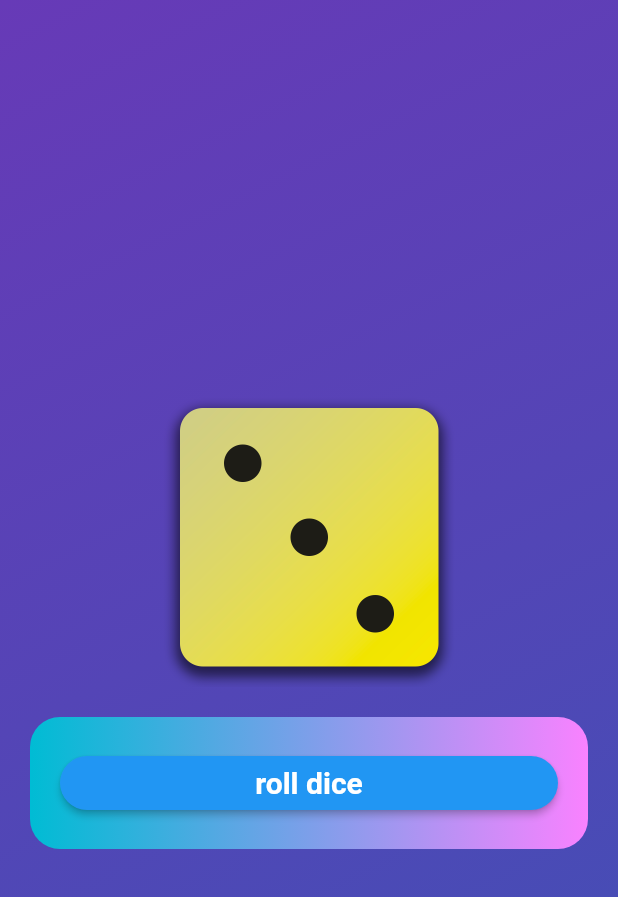
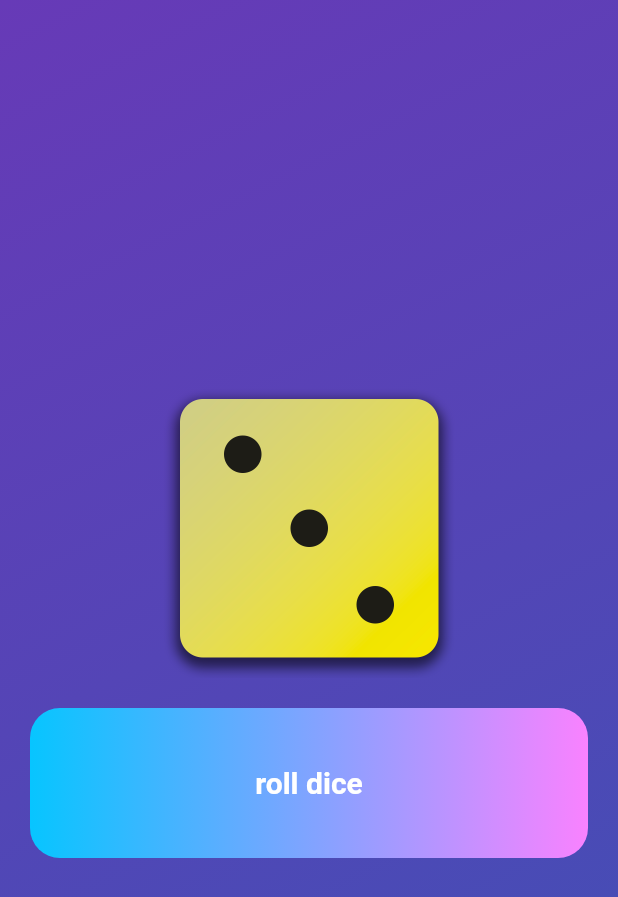
Before and after one commit to hammsik/study-flutter, a Flutter app: the screen it shows after launch, on a phone screen of 412 x 824 dp. Shown: the top 897 px of the screen. Run offline on Flutter 3.47's test engine with Material 2 defaults, Android fonts, the phone set to English and light mode, and no system bars.

Commit message:
ElevatedButton 색상, 크기 맞게 수정 완료

```diff
--- a/lib/styled_button.dart
+++ b/lib/styled_button.dart
@@ -16,7 +16,7 @@ class SikStyledButton extends StatelessWidget {
       this.borderRadius,
       this.gradient = const LinearGradient(
         colors: [
-          Colors.cyan,
+          Color.fromARGB(255, 7, 197, 255),
           Color.fromARGB(255, 249, 130, 255),
         ],
       ),
@@ -26,18 +26,19 @@ class SikStyledButton extends StatelessWidget {
   Widget build(BuildContext context) {
     final borderRadius = this.borderRadius ?? BorderRadius.circular(0);
     return Container(
-      width: width,
-      padding: EdgeInsets.all(20),
       margin: const EdgeInsets.only(top: 20, left: 20, right: 20),
       decoration: BoxDecoration(
         gradient: gradient,
         borderRadius: borderRadius,
       ),
       child: ElevatedButton(
-        onPressed: onPressed,
         style: ElevatedButton.styleFrom(
           shape: RoundedRectangleBorder(borderRadius: borderRadius),
+          backgroundColor: Colors.transparent,
+          shadowColor: Colors.transparent,
+          minimumSize: const Size(double.infinity, 100),
         ),
+        onPressed: onPressed,
         child: text,
       ),
     );
```
